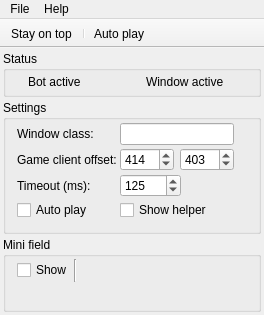
Before: the Qt Designer form mainwindow.ui in maxqwerty/bejeweled-bot, drawn with Qt 5.
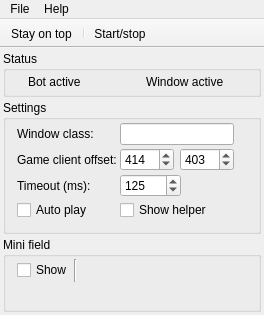
After: the same form once the commit is applied. Icons and pictures are not drawn.

Commit message: start action renamed

```diff
--- a/mainwindow.ui
+++ b/mainwindow.ui
@@ -532,7 +532,10 @@
      <normaloff>:/res/control.png</normaloff>:/res/control.png</iconset>
    </property>
    <property name="text">
-    <string>Auto play</string>
+    <string>Start/stop</string>
+   </property>
+   <property name="toolTip">
+    <string>Start/stop</string>
    </property>
   </action>
  </widget>
```
